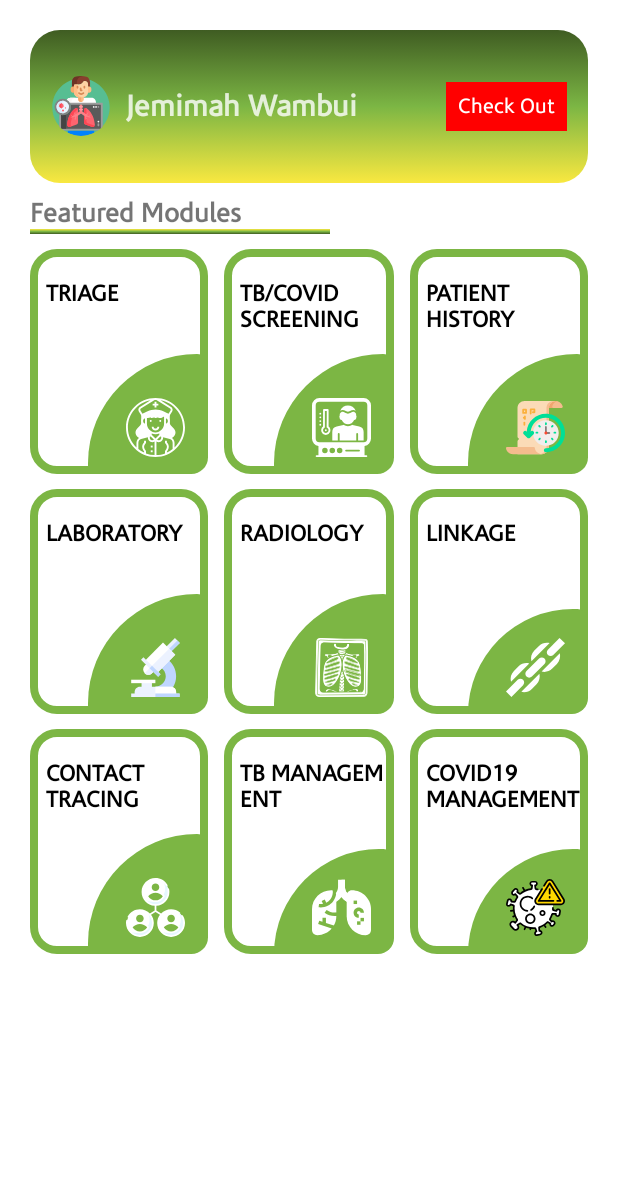
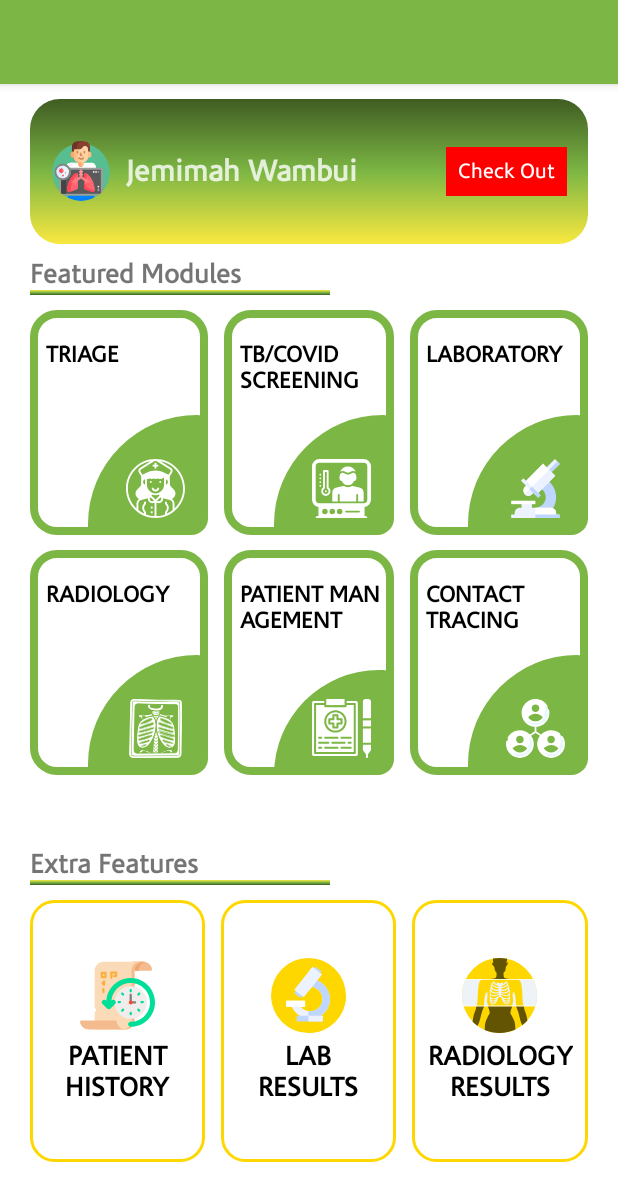
Before and after one commit to Ashisoma/covid-app, an Android app: the PatientHomePageActivity screen opened directly, with no data from a screen before it, on a phone screen of 412 x 824 dp. Shown: the top 1201 px of the screen. Run offline under Robolectric (Android 15) with nearby library versions, the phone set to English and light mode, and no system bars; our stand-ins replace CircleImageView, Room's generated code; libraries missing offline, so code that uses them is left out: cn.pedant; network calls fail; 2 statements that could not run were skipped.

Commit message:
merge one successful

```diff
--- a/app/src/main/java/org/chskenya/covidapp/activity/PatientHomePageActivity.java
+++ b/app/src/main/java/org/chskenya/covidapp/activity/PatientHomePageActivity.java
@@ -82,23 +82,23 @@ public class PatientHomePageActivity extends AppCompatActivity {
 
         radiologyBtn.setOnClickListener(v -> startActivity(new Intent(PatientHomePageActivity.this, RadiologyActivity.class)));
 
-        covidManagementBtn.setOnClickListener(v -> startActivity(new Intent(PatientHomePageActivity.this, PatientManagementActivity.class)));
+//        covidManagementBtn.setOnClickListener(v -> startActivity(new Intent(PatientHomePageActivity.this, PatientManagementActivity.class)));
 
-        patientHistoryBtn.setOnClickListener(v -> startActivity(new Intent(PatientHomePageActivity.this, PatientHistoryActivity.class)));
+//        patientHistoryBtn.setOnClickListener(v -> startActivity(new Intent(PatientHomePageActivity.this, PatientHistoryActivity.class)));
 
-        linkageBtn.setOnClickListener(v -> startActivity(new Intent(PatientHomePageActivity.this, LinkageActivity.class)));
+//        linkageBtn.setOnClickListener(v -> startActivity(new Intent(PatientHomePageActivity.this, LinkageActivity.class)));
 
     }
 
     private void initViews() {
-        covidManagementBtn = findViewById(R.id.covidManagementBtn);
+//        covidManagementBtn = findViewById(R.id.covidManagementBtn);
         triageBtn = findViewById(R.id.triageBtn);
         inpatientName = findViewById(R.id.inpatientName);
         closePatientSession = findViewById(R.id.closePatientSession);
         screeningBtn = findViewById(R.id.screeningBtn);
         contactTracingBtn = findViewById(R.id.contactTracingBtn);
-        patientHistoryBtn = findViewById(R.id.patientHistoryBtn);
-        linkageBtn = findViewById(R.id.linkageBtn);
+//        patientHistoryBtn = findViewById(R.id.patientHistoryBtn);
+//        linkageBtn = findViewById(R.id.linkageBtn);
         labbtn = findViewById(R.id.labbtn);
         radiologyBtn = findViewById(R.id.radiologyBtn);
         patientDB = PatientDB.getInstance(PatientHomePageActivity.this);
--- a/app/src/main/res/layout/activity_patient_home_page.xml
+++ b/app/src/main/res/layout/activity_patient_home_page.xml
@@ -1,5 +1,6 @@
 <?xml version="1.0" encoding="utf-8"?>
 <LinearLayout xmlns:android="http://schemas.android.com/apk/res/android"
+    xmlns:app="http://schemas.android.com/apk/res-auto"
     xmlns:tools="http://schemas.android.com/tools"
     android:layout_width="match_parent"
     android:layout_height="match_parent"
@@ -8,13 +9,32 @@
     android:weightSum="10"
     tools:context=".activity.PatientHomePageActivity">
 
+    <com.google.android.material.appbar.AppBarLayout
+        android:layout_width="match_parent"
+        android:layout_height="wrap_content"
+        android:background="@color/tbGreen"
+        android:theme="@style/AppTheme.AppBarOverlay">
+
+        <androidx.appcompat.widget.Toolbar
+            android:id="@+id/toolbar"
+            android:layout_width="match_parent"
+            android:layout_height="?attr/actionBarSize"
+            android:paddingStart="10dp"
+            android:paddingEnd="0dp"
+            app:elevation="0dp"
+            app:popupTheme="@style/AppTheme.PopupOverlay"
+            app:titleTextAppearance="@style/Toolbar.TitleText"
+            app:titleTextColor="@color/colorPrimary" />
+
+    </com.google.android.material.appbar.AppBarLayout>
+
     <!--Checked in patient Tab-->
     <LinearLayout
         android:id="@+id/checkedInPatient"
         android:layout_width="match_parent"
         android:layout_height="wrap_content"
         android:layout_marginStart="20dp"
-        android:layout_marginTop="20dp"
+        android:layout_marginTop="10dp"
         android:layout_marginEnd="20dp"
         android:layout_marginBottom="10dp"
         android:layout_weight=".5"
@@ -83,7 +103,7 @@
         android:layout_marginEnd="20dp"
         android:layout_marginBottom="10dp"
         android:weightSum="3"
-        android:layout_weight="9">
+        android:layout_weight="6">
 
         <LinearLayout
             android:layout_width="match_parent"
@@ -145,14 +165,14 @@
             </RelativeLayout>
 
             <RelativeLayout
-                android:id="@+id/labbtn"
+                android:id="@+id/radiologyBtn"
                 android:layout_width="match_parent"
                 android:layout_height="150dp"
                 android:transitionName="card"
                 android:layout_weight="2"
-                android:layout_marginTop="10dp"
                 android:background="@drawable/my_gradient_drawable3"
-                android:orientation="vertical">
+                android:orientation="vertical"
+                android:layout_marginTop="10dp">
 
                 <!--title and desc-->
                 <LinearLayout
@@ -168,7 +188,7 @@
                         android:layout_marginStart="5dp"
                         android:layout_marginTop="15dp"
                         android:textAllCaps="true"
-                        android:text="Laboratory"
+                        android:text="Radiology"
                         android:transitionName="title"
                         android:textColor="@color/black"
                         android:textSize="15sp"
@@ -192,59 +212,7 @@
                         android:layout_marginEnd="10dp"
                         android:layout_marginBottom="6dp"
                         android:padding="5dp"
-                        android:src="@drawable/ic_laboratory" />
-                </RelativeLayout>
-            </RelativeLayout>
-
-            <RelativeLayout
-                android:id="@+id/contactTracingBtn"
-                android:layout_width="match_parent"
-                android:layout_height="150dp"
-                android:transitionName="card"
-                android:layout_weight="2"
-                android:background="@drawable/my_gradient_drawable3"
-                android:orientation="vertical"
-                android:layout_marginTop="10dp">
-
-                <!--title and desc-->
-                <LinearLayout
-                    android:layout_width="match_parent"
-                    android:layout_height="wrap_content"
-                    android:layout_alignParentTop="true"
-                    android:padding="5dp"
-                    android:orientation="vertical">
-
-                    <TextView
-                        android:layout_width="wrap_content"
-                        android:layout_height="wrap_content"
-                        android:layout_marginStart="5dp"
-                        android:layout_marginTop="15dp"
-                        android:textAllCaps="true"
-                        android:text="Contact tracing"
-                        android:transitionName="title"
-                        android:textColor="@color/black"
-                        android:textSize="15sp"
-                        android:textStyle="bold" />
-
-                </LinearLayout>
-
-                <!--Icon-->
-                <RelativeLayout
-                    android:layout_width="80dp"
-                    android:layout_height="80dp"
-                    android:layout_alignParentEnd="true"
-                    android:layout_alignParentBottom="true"
-                    android:background="@drawable/arc_dark_blue_fil">
-
-                    <ImageView
-                        android:layout_width="50dp"
-                        android:layout_height="50dp"
-                        android:layout_alignParentEnd="true"
-                        android:layout_alignParentBottom="true"
-                        android:layout_marginEnd="10dp"
-                        android:layout_marginBottom="6dp"
-                        android:padding="5dp"
-                        android:src="@drawable/ic_contact_tracing" />
+                        android:src="@drawable/ic_radiology" />
                 </RelativeLayout>
             </RelativeLayout>
 
@@ -311,7 +279,7 @@
             </RelativeLayout>
 
             <RelativeLayout
-                android:id="@+id/radiologyBtn"
+                android:id="@+id/patientManagementBtn"
                 android:layout_width="match_parent"
                 android:layout_height="150dp"
                 android:transitionName="card"
@@ -334,7 +302,70 @@
                         android:layout_marginStart="5dp"
                         android:layout_marginTop="15dp"
                         android:textAllCaps="true"
-                        android:text="Radiology"
+                        android:text="Patient management"
+                        android:transitionName="title"
+                        android:textColor="@color/black"
+                        android:textSize="15sp"
+                        android:textStyle="bold" />
+
+                </LinearLayout>
+
+                <!--Icon-->
+                <RelativeLayout
+                    android:layout_width="80dp"
+                    android:layout_height="70dp"
+                    android:layout_alignParentEnd="true"
+                    android:layout_alignParentBottom="true"
+                    android:background="@drawable/arc_dark_blue_fil">
+
+                    <ImageView
+                        android:layout_width="50dp"
+                        android:layout_height="50dp"
+                        android:layout_alignParentEnd="true"
+                        android:layout_alignParentBottom="true"
+                        android:layout_marginEnd="10dp"
+                        android:layout_marginBottom="6dp"
+                        android:padding="5dp"
+                        android:src="@drawable/ic_patient" />
+                </RelativeLayout>
+            </RelativeLayout>
+
+        </LinearLayout>
+
+
+        <LinearLayout
+            android:layout_width="match_parent"
+            android:layout_height="wrap_content"
+            android:layout_marginStart="5dp"
+            android:weightSum="4"
+            android:layout_weight="1"
+            android:orientation="vertical">
+
+
+            <RelativeLayout
+                android:id="@+id/labbtn"
+                android:layout_width="match_parent"
+                android:layout_height="150dp"
+                android:transitionName="card"
+                android:layout_weight="2"
+                android:background="@drawable/my_gradient_drawable3"
+                android:orientation="vertical">
+
+                <!--title and desc-->
+                <LinearLayout
+                    android:layout_width="match_parent"
+                    android:layout_height="wrap_content"
+                    android:layout_alignParentTop="true"
+                    android:padding="5dp"
+                    android:orientation="vertical">
+
+                    <TextView
+                        android:layout_width="wrap_content"
+                        android:layout_height="wrap_content"
+                        android:layout_marginStart="5dp"
+                        android:layout_marginTop="15dp"
+                        android:textAllCaps="true"
+                        android:text="Laboratory"
                         android:transitionName="title"
                         android:textColor="@color/black"
                         android:textSize="15sp"
@@ -358,12 +389,13 @@
                         android:layout_marginEnd="10dp"
                         android:layout_marginBottom="6dp"
                         android:padding="5dp"
-                        android:src="@drawable/ic_radiology" />
+                        android:src="@drawable/ic_laboratory" />
                 </RelativeLayout>
             </RelativeLayout>
 
+
             <RelativeLayout
-                android:id="@+id/tbManagementBtn"
+                android:id="@+id/contactTracingBtn"
                 android:layout_width="match_parent"
                 android:layout_height="150dp"
                 android:transitionName="card"
@@ -386,71 +418,11 @@
                         android:layout_marginStart="5dp"
                         android:layout_marginTop="15dp"
                         android:textAllCaps="true"
-                        android:text="TB management"
+                        android:text="Contact tracing"
                         android:transitionName="title"
                         android:textColor="@color/black"
                         android:textSize="15sp"
                         android:textStyle="bold" />
-
-                </LinearLayout>
-
-                <!--Icon-->
-                <RelativeLayout
-                    android:layout_width="80dp"
-                    android:layout_height="70dp"
-                    android:layout_alignParentEnd="true"
-                    android:layout_alignParentBottom="true"
-                    android:background="@drawable/arc_dark_blue_fil">
-
-                    <ImageView
-                        android:layout_width="50dp"
-                        android:layout_height="50dp"
-                        android:layout_alignParentEnd="true"
-                        android:layout_alignParentBottom="true"
-                        android:layout_marginEnd="10dp"
-                        android:layout_marginBottom="6dp"
-                        android:padding="5dp"
-                        android:src="@drawable/ic_tuberculosis" />
-                </RelativeLayout>
-            </RelativeLayout>
-
-        </LinearLayout>
-
-        <LinearLayout
-            android:layout_width="match_parent"
-            android:layout_height="wrap_content"
-            android:layout_marginStart="5dp"
-            android:weightSum="4"
-            android:layout_weight="1"
-            android:orientation="vertical">
-
-            <RelativeLayout
-                android:id="@+id/patientHistoryBtn"
-                android:layout_width="match_parent"
-                android:layout_height="150dp"
-                android:transitionName="card"
-                android:layout_weight="2"
-                android:background="@drawable/my_gradient_drawable3"
-                android:orientation="vertical">
-
-                <!--title and desc-->
-                <LinearLayout
-                    android:layout_width="match_parent"
-                    android:layout_height="wrap_content"
-                    android:orientation="vertical"
-                    android:padding="5dp">
-
-                    <TextView
-                        android:layout_width="wrap_content"
-                        android:layout_height="wrap_content"
-                        android:layout_marginStart="5dp"
-                        android:layout_marginTop="15dp"
-                        android:text="Patient History"
-                        android:textAllCaps="true"
-                        android:textColor="@color/black"
-                        android:textSize="15sp"
-                        android:textStyle="bold"
-                        android:transitionName="title" />
 
                 </LinearLayout>
 
@@ -470,111 +442,7 @@
                         android:layout_marginEnd="10dp"
                         android:layout_marginBottom="6dp"
                         android:padding="5dp"
-                        android:src="@drawable/ic_patient_history" />
-                </RelativeLayout>
-            </RelativeLayout>
-
-            <RelativeLayout
-                android:id="@+id/linkageBtn"
-                android:layout_width="match_parent"
-                android:layout_height="150dp"
-                android:transitionName="card"
-                android:layout_weight="2"
-                android:background="@drawable/my_gradient_drawable3"
-                android:orientation="vertical"
-                android:layout_marginTop="10dp">
-
-                <!--title and desc-->
-                <LinearLayout
-                    android:layout_width="match_parent"
-                    android:layout_height="wrap_content"
-                    android:layout_alignParentTop="true"
-                    android:padding="5dp"
-                    android:orientation="vertical">
-
-                    <TextView
-                        android:layout_width="wrap_content"
-                        android:layout_height="wrap_content"
-                        android:layout_marginStart="5dp"
-                        android:layout_marginTop="15dp"
-                        android:textAllCaps="true"
-                        android:text="Linkage"
-                        android:transitionName="title"
-                        android:textColor="@color/black"
-                        android:textSize="15sp"
-                        android:textStyle="bold" />
-
-                </LinearLayout>
-
-                <!--Icon-->
-                <RelativeLayout
-                    android:layout_width="80dp"
-                    android:layout_height="70dp"
-                    android:layout_alignParentEnd="true"
-                    android:layout_alignParentBottom="true"
-                    android:background="@drawable/arc_dark_blue_fil">
-
-                    <ImageView
-                        android:layout_width="50dp"
-                        android:layout_height="50dp"
-                        android:layout_alignParentEnd="true"
-                        android:layout_alignParentBottom="true"
-                        android:layout_marginEnd="10dp"
-                        android:layout_marginBottom="6dp"
-                        android:padding="5dp"
-                        android:src="@drawable/ic_linkage" />
-                </RelativeLayout>
-            </RelativeLayout>
-
-            <RelativeLayout
-                android:id="@+id/covidManagementBtn"
-                android:layout_width="match_parent"
-                android:layout_height="150dp"
-                android:transitionName="card"
-                android:layout_weight="2"
-                android:background="@drawable/my_gradient_drawable3"
-                android:orientation="vertical"
-                android:layout_marginTop="10dp">
-
-                <!--title and desc-->
-                <LinearLayout
-                    android:layout_width="match_parent"
-                    android:layout_height="wrap_content"
-                    android:layout_alignParentTop="true"
-                    android:padding="5dp"
-                    android:orientation="vertical">
-
-                    <TextView
-                        android:layout_width="wrap_content"
-                        android:layout_height="wrap_content"
-                        android:layout_marginStart="5dp"
-                        android:layout_marginTop="15dp"
-                        android:textAllCaps="true"
-                        android:text="Covid19 management"
-                        android:transitionName="title"
-                        android:textColor="@color/black"
-                        android:textSize="15sp"
-                        android:textStyle="bold" />
-
-                </LinearLayout>
-
-                <!--Icon-->
-                <RelativeLayout
-                    android:layout_width="80dp"
-                    android:layout_height="70dp"
-                    android:layout_alignParentEnd="true"
-                    android:layout_alignParentBottom="true"
-                    android:background="@drawable/arc_dark_blue_fil">
-
-                    <ImageView
-                        android:layout_width="50dp"
-                        android:layout_height="50dp"
-                        android:layout_alignParentEnd="true"
-                        android:layout_alignParentBottom="true"
-                        android:layout_marginEnd="10dp"
-                        android:layout_marginBottom="6dp"
-                        android:padding="5dp"
-                        android:src="@drawable/ic_covid" />
+                        android:src="@drawable/ic_contact_tracing" />
                 </RelativeLayout>
             </RelativeLayout>
 
@@ -582,4 +450,111 @@
 
     </LinearLayout>
 
+    <TextView
+        android:layout_width="wrap_content"
+        android:layout_height="wrap_content"
+        android:text="Extra Features"
+        android:textStyle="bold"
+        android:layout_marginStart="20dp" />
+
+    <View
+        android:layout_width="200dp"
+        android:layout_height="3dp"
+        android:layout_marginStart="20dp"
+        android:background="@drawable/gradient_bg"/>
+
+    <LinearLayout
+        android:layout_width="match_parent"
+        android:layout_height="0dp"
+        android:layout_marginStart="20dp"
+        android:layout_marginTop="10dp"
+        android:layout_marginEnd="20dp"
+        android:layout_marginBottom="20dp"
+        android:layout_weight="3"
+        android:weightSum="3">
+
+        <LinearLayout
+            android:layout_width="0dp"
+            android:layout_height="match_parent"
+            android:layout_marginEnd="5dp"
+            android:layout_weight="1"
+            android:background="@drawable/my_gradient_drawable4"
+            android:gravity="center"
+            android:orientation="vertical"
+            android:padding="10dp">
+
+            <ImageView
+                android:layout_width="50dp"
+                android:layout_height="50dp"
+                android:src="@drawable/ic_patient_history" />
+
+            <TextView
+                android:layout_width="wrap_content"
+                android:layout_height="wrap_content"
+                android:layout_marginTop="5dp"
+                android:gravity="center_horizontal"
+                android:text="Patient History"
+                android:textAllCaps="true"
+                android:textColor="@color/black"
+                android:textStyle="bold" />
+
+        </LinearLayout>
+
+        <LinearLayout
+            android:layout_width="0dp"
+            android:layout_height="match_parent"
+            android:layout_marginStart="5dp"
+            android:layout_marginEnd="5dp"
+            android:layout_weight="1"
+            android:background="@drawable/my_gradient_drawable4"
+            android:gravity="center"
+            android:orientation="vertical"
+            android:padding="10dp">
+
+            <ImageView
+                android:layout_width="50dp"
+                android:layout_height="50dp"
+                android:src="@drawable/ic_lab_results" />
+
+            <TextView
+                android:layout_width="wrap_content"
+                android:layout_height="wrap_content"
+                android:layout_marginTop="5dp"
+                android:gravity="center_horizontal"
+                android:text="Lab Results"
+                android:textAllCaps="true"
+                android:textColor="@color/black"
+                android:textStyle="bold" />
+
+        </LinearLayout>
+
+        <LinearLayout
+            android:layout_width="0dp"
+            android:layout_height="match_parent"
+            android:layout_marginStart="5dp"
+            android:layout_weight="1"
+            android:background="@drawable/my_gradient_drawable4"
+            android:gravity="center"
+            android:orientation="vertical"
+            android:padding="10dp">
+
+            <ImageView
+                android:layout_width="50dp"
+                android:layout_height="50dp"
+                android:src="@drawable/ic_radiology_results" />
+
+            <TextView
+                android:layout_width="wrap_content"
+                android:layout_height="wrap_content"
+                android:layout_marginTop="5dp"
+                android:gravity="center_horizontal"
+                android:text="Radiology Results"
+                android:textAllCaps="true"
+                android:textColor="@color/black"
+                android:textStyle="bold" />
+
+        </LinearLayout>
+
+    </LinearLayout>
+
 </LinearLayout>
```
